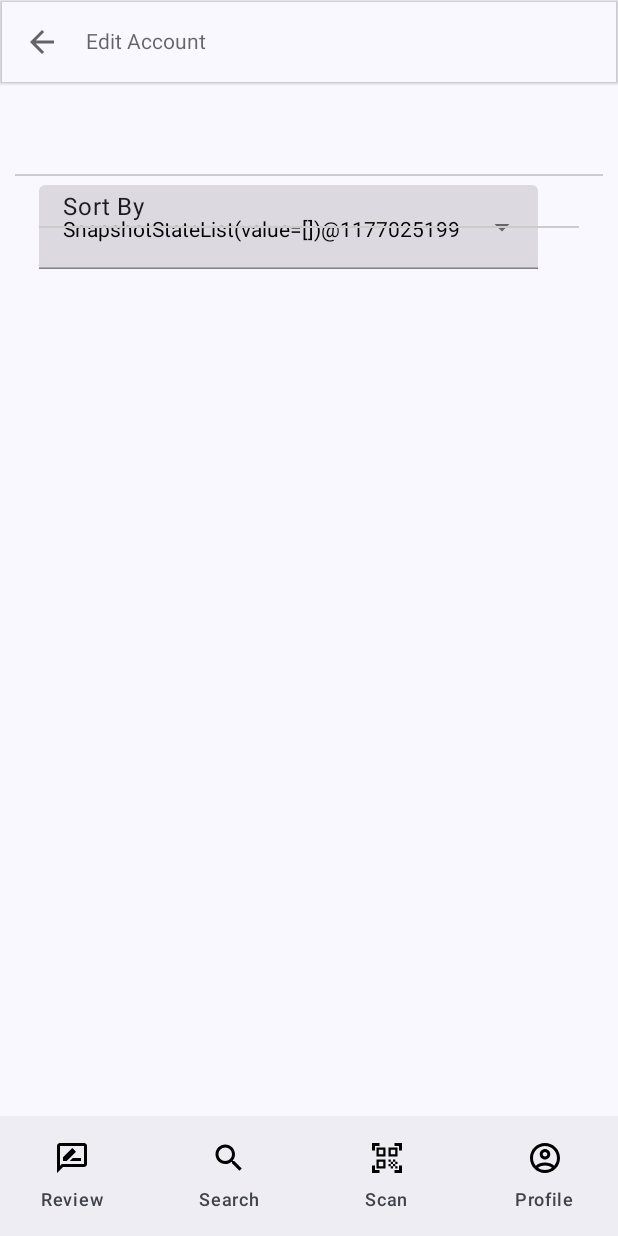
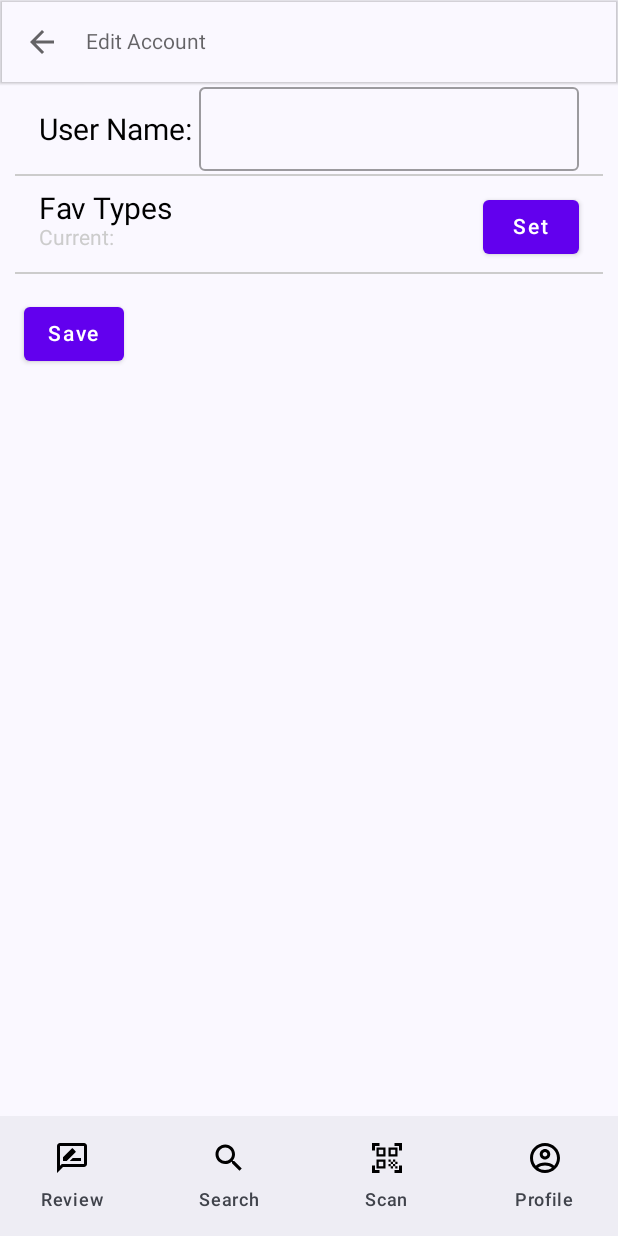
Before and after one commit to Geocasmith/BrewApp, an Android app built with Jetpack Compose: the edit screen opened through its navigation route, on a phone screen of 412 x 824 dp. Run offline under Robolectric (Android 15) with nearby library versions, the phone set to English and light mode, and no system bars; our stand-ins replace accompanist; libraries missing offline, so code that uses them is left out: com.google.accompanist.navigation.

Commit message:
Created Edit Page

```diff
--- a/app/app/src/main/java/com/example/seng440assignment2/pages/EditUser.kt
+++ b/app/app/src/main/java/com/example/seng440assignment2/pages/EditUser.kt
@@ -1,17 +1,17 @@
 package com.example.seng440assignment2.pages
 
+import androidx.compose.foundation.clickable
 import androidx.compose.foundation.layout.*
 import androidx.compose.foundation.lazy.LazyColumn
 import androidx.compose.material.*
 import androidx.compose.material.icons.Icons
-import androidx.compose.material.icons.outlined.ArrowBack
-import androidx.compose.material.icons.outlined.DarkMode
-import androidx.compose.material.icons.outlined.LightMode
+import androidx.compose.material.icons.outlined.*
 import androidx.compose.runtime.*
 import androidx.compose.ui.Alignment
 import androidx.compose.ui.Modifier
 import androidx.compose.ui.graphics.Color
 import androidx.compose.ui.res.stringResource
+import androidx.compose.ui.text.style.TextOverflow
 import androidx.compose.ui.unit.dp
 import androidx.compose.ui.unit.sp
 import com.example.seng440assignment2.MainViewModel
@@ -26,6 +26,7 @@ fun EditScreen(mainViewModel: MainViewModel, onBackButtonPress: () -> Unit) {
     val beerTypes = BeerType.values()
 
     var expanded by remember { mutableStateOf(false) }
+    var userName by remember { mutableStateOf("") }
     var selectedBeerTypes = remember { mutableStateListOf<BeerType>() }
 
     Column(Modifier.fillMaxWidth()) {
@@ -50,7 +51,8 @@ fun EditScreen(mainViewModel: MainViewModel, onBackButtonPress: () -> Unit) {
                 )
                 {
                     Row(verticalAlignment = Alignment.CenterVertically) {
-
+                        Text(text = stringResource(id = R.string.edit_username) + ": ", fontSize = 20.sp)
+                        OutlinedTextField(value = userName, onValueChange = { userName = it }, singleLine = true)
                     }
                 }
                 Divider(color = Color.LightGray)
@@ -61,31 +63,58 @@ fun EditScreen(mainViewModel: MainViewModel, onBackButtonPress: () -> Unit) {
                         .fillMaxWidth()
                         .padding(horizontal = 16.dp)
                         .size(60.dp), contentAlignment = Alignment.CenterStart
-                )
-                {
+                ) {
                     Row(verticalAlignment = Alignment.CenterVertically) {
                         ExposedDropdownMenuBox(
                             expanded = expanded,
-                            onExpandedChange = {
-                                expanded = !expanded
+                            onExpandedChange = {}
+                        ) {
+                            Row() {
+                                Column {
+                                    Text(text = stringResource(id = R.string.edit_fav_beer_types),
+                                        fontSize = 20.sp
+                                    )
+                                    Text(text = stringResource(id = R.string.curr_string) + ": " + selectedBeerTypes.joinToString(", "),
+                                        color = Color.LightGray,
+                                        overflow = TextOverflow.Ellipsis,
+                                        modifier = Modifier.width(270.dp))
+                                    ExposedDropdownMenu(
+                                        expanded = expanded,
+                                        onDismissRequest = {
+                                            expanded = false
+                                        }
+                                    ) {
+                                        beerTypes.forEach {
+                                            DropdownMenuItem(onClick = {}, enabled = false ) {
+                                                Text(text = it.toString())
+                                                Spacer(modifier = Modifier.weight(1f))
+                                                Checkbox(checked = selectedBeerTypes.contains(it),
+                                                    onCheckedChange = { checked ->
+                                                        if (checked) {
+                                                            selectedBeerTypes.add(it)
+                                                        } else {
+                                                            selectedBeerTypes.remove(it)
+                                                        }
+                                                    }
+                                                )
+                                            }
+                                        }
+                                    }
+                                }
+                                Spacer(modifier = Modifier.weight(1f))
+                                Button(onClick = { expanded = !expanded }) {
+                                    Text(text = stringResource(id = R.string.pref_notification_time_btn))
+                                }
                             }
-                        ) {
-                            TextField(
-                                readOnly = true,
-                                value = selectedBeerTypes.toString(),
-                                onValueChange = { },
-                                label = { androidx.compose.material3.Text("Sort By") },
-                                trailingIcon = {
-                                    ExposedDropdownMenuDefaults.TrailingIcon(
-                                        expanded = expanded
-                                    )
-                                },
-                                colors = ExposedDropdownMenuDefaults.textFieldColors()
-                            )
                         }
                     }
-                    Divider(color = Color.LightGray)
                 }
+                Divider(color = Color.LightGray)
+            }
+        }
+        Row(Modifier.padding(16.dp)) {
+            Button(onClick = { /*TODO: Edit User*/ }) {
+                Text(text = stringResource(id = R.string.edit_save_btn))
             }
         }
     }
--- a/app/app/src/main/java/com/example/seng440assignment2/pages/PrefScreen.kt
+++ b/app/app/src/main/java/com/example/seng440assignment2/pages/PrefScreen.kt
@@ -154,7 +154,7 @@ fun PrefScreen(mainViewModel: MainViewModel, onBackButtonPress: () -> Unit) {
                                     text = stringResource(id = R.string.pref_notification_time),
                                     fontSize = 20.sp)
                                 Text(modifier = Modifier.padding(horizontal = 2.dp),
-                                    text = stringResource(id = R.string.pref_notification_time_curr) + ": $notifyTime",
+                                    text = stringResource(id = R.string.curr_string) + ": $notifyTime",
                                     fontSize = 15.sp,
                                     color = Color.Gray)
                             }
--- a/app/app/src/main/res/values/strings.xml
+++ b/app/app/src/main/res/values/strings.xml
@@ -7,13 +7,16 @@
     <string name="no_review_text">No Reviews</string>
     <string name="profile_edit">Edit</string>
     <string name="edit_title">Edit Account</string>
+    <string name="edit_fav_beer_types">Fav Types</string>
+    <string name="edit_username">User Name</string>
+    <string name="edit_save_btn">Save</string>
     <string name="profile_pref">Preferences</string>
     <string name="profile_logout">Logout</string>
     <string name="pref_darkmode">Dark Mode</string>
     <string name="pref_allow_notifications">Enable Reminders</string>
     <string name="pref_notification_time">Time</string>
     <string name="pref_notification_time_btn">Set</string>
-    <string name="pref_notification_time_curr">Current</string>
+    <string name="curr_string">Current</string>
     <string name="reminder_notification_title">Review Some Beer</string>
     <string name="reminder_notification_text">Have you reviewed a craft beer today?</string>
 </resources>
```
